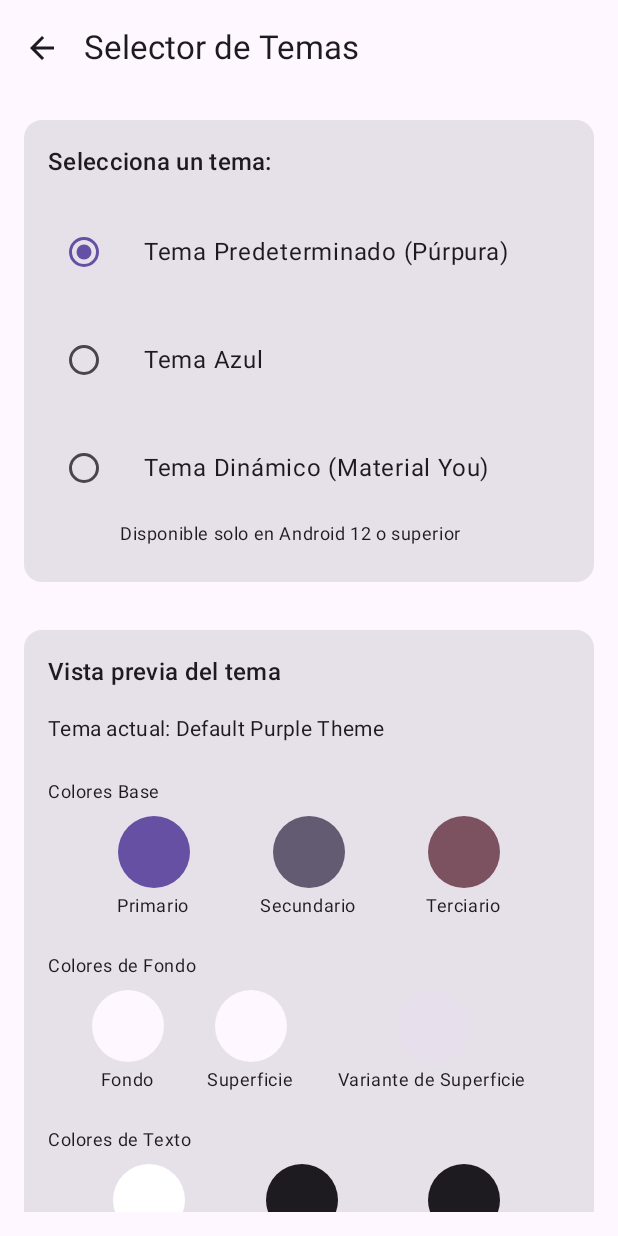
After one commit to antoniolg/Framework-Samples-Compose, an Android app built with Jetpack Compose: the ThemeSelectorScreen screen opened through its navigation route, on a phone screen of 412 x 824 dp. The commit adds this screen. Run offline under Robolectric (Android 15) with nearby library versions, the phone set to English and light mode, and no system bars; pictures from the network do not load.

Commit message:
Themes: Theme selector

```diff
--- a/app/src/main/java/com/antonioleiva/frameworksamples/MainActivity.kt
+++ b/app/src/main/java/com/antonioleiva/frameworksamples/MainActivity.kt
@@ -5,6 +5,7 @@ import androidx.activity.ComponentActivity
 import androidx.activity.compose.setContent
 import androidx.activity.enableEdgeToEdge
 import com.antonioleiva.frameworksamples.ui.navigation.Navigation
+import com.antonioleiva.frameworksamples.ui.theme.AppThemeState
 import com.antonioleiva.frameworksamples.ui.theme.FrameworkSamplesTheme
 
 class MainActivity : ComponentActivity() {
@@ -12,7 +13,7 @@ class MainActivity : ComponentActivity() {
         super.onCreate(savedInstanceState)
         enableEdgeToEdge()
         setContent {
-            FrameworkSamplesTheme {
+            FrameworkSamplesTheme(themeType = AppThemeState.currentTheme) {
                 Navigation()
             }
         }
--- a/app/src/main/java/com/antonioleiva/frameworksamples/model/Topic.kt
+++ b/app/src/main/java/com/antonioleiva/frameworksamples/model/Topic.kt
@@ -8,6 +8,7 @@ import com.antonioleiva.frameworksamples.ui.screens.location.LocationMapsSamples
 import com.antonioleiva.frameworksamples.ui.screens.notifications.NotificationSamplesScreen
 import com.antonioleiva.frameworksamples.ui.screens.persistence.PersistenceSamplesScreen
 import com.antonioleiva.frameworksamples.ui.screens.services.ServiceSamplesScreen
+import com.antonioleiva.frameworksamples.ui.screens.theme.ThemeSamplesScreen
 import com.antonioleiva.frameworksamples.ui.screens.webservices.WebServicesSamplesScreen
 import com.antonioleiva.frameworksamples.ui.screens.workmanager.WorkManagerSamplesScreen
 
@@ -21,5 +22,5 @@ enum class Topic(val stringRes: Int, val destination: Any) {
     WEB_SERVICES(R.string.topic_web_services, WebServicesSamplesScreen),
     FRAGMENTS(R.string.topic_fragments, FragmentsSamplesScreen),
     LOCATION_MAPS(R.string.topic_location_maps, LocationMapsSamplesScreen),
-    STYLES_THEMES(R.string.topic_styles_themes, Unit);
+    STYLES_THEMES(R.string.topic_styles_themes, ThemeSamplesScreen);
 }
--- a/app/src/main/java/com/antonioleiva/frameworksamples/ui/navigation/Navigation.kt
+++ b/app/src/main/java/com/antonioleiva/frameworksamples/ui/navigation/Navigation.kt
@@ -1,21 +1,15 @@
 package com.antonioleiva.frameworksamples.ui.navigation
 
 import android.content.Context
-import android.content.Intent
 import android.widget.Toast
 import androidx.compose.runtime.Composable
-import androidx.navigation.NavHostController
 import androidx.navigation.compose.NavHost
 import androidx.navigation.compose.composable
 import androidx.navigation.compose.rememberNavController
 import com.antonioleiva.frameworksamples.R
-import com.antonioleiva.frameworksamples.fragments.basic.BasicFragmentActivity
-import com.antonioleiva.frameworksamples.model.Sample
 import com.antonioleiva.frameworksamples.model.Topic
+import com.antonioleiva.frameworksamples.ui.navigation.theme.themeNav
 import com.antonioleiva.frameworksamples.ui.screens.HomeScreen
-import com.antonioleiva.frameworksamples.ui.screens.fragments.BasicFragmentSample
-import com.antonioleiva.frameworksamples.ui.screens.fragments.FragmentsSamplesScreen
-import com.antonioleiva.frameworksamples.ui.screens.fragments.NavigationFragmentSample
 
 @Composable
 fun Navigation() {
@@ -46,6 +40,7 @@ fun Navigation() {
         webServicesNav(navController)
         fragmentsNav(navController)
         locationNav(navController)
+        themeNav(navController)
     }
 }
 
--- /dev/null
+++ b/app/src/main/java/com/antonioleiva/frameworksamples/ui/navigation/theme/themeNav.kt
@@ -0,0 +1,29 @@
+package com.antonioleiva.frameworksamples.ui.navigation.theme
+
+import androidx.navigation.NavGraphBuilder
+import androidx.navigation.NavHostController
+import androidx.navigation.compose.composable
+import com.antonioleiva.frameworksamples.ui.screens.theme.CustomTypographyShapesScreen
+import com.antonioleiva.frameworksamples.ui.screens.theme.ThemeSamplesScreen
+import com.antonioleiva.frameworksamples.ui.screens.theme.ThemeSelectorScreen
+
+fun NavGraphBuilder.themeNav(navController: NavHostController) {
+    composable<ThemeSamplesScreen> {
+        ThemeSamplesScreen(
+            onSampleClick = { navController.navigate(it.destination) },
+            onBack = { navController.popBackStack() }
+        )
+    }
+
+    composable<ThemeSelectorScreen> {
+        ThemeSelectorScreen(
+            onBack = { navController.popBackStack() }
+        )
+    }
+
+    composable<CustomTypographyShapesScreen> {
+        CustomTypographyShapesScreen(
+            onBack = { navController.popBackStack() }
+        )
+    }
+}
--- /dev/null
+++ b/app/src/main/java/com/antonioleiva/frameworksamples/ui/screens/theme/ThemeSelectorScreen.kt
@@ -0,0 +1,306 @@
+package com.antonioleiva.frameworksamples.ui.screens.theme
+
+import android.content.res.Configuration.UI_MODE_NIGHT_YES
+import androidx.compose.foundation.background
+import androidx.compose.foundation.clickable
+import androidx.compose.foundation.layout.Arrangement
+import androidx.compose.foundation.layout.Box
+import androidx.compose.foundation.layout.Column
+import androidx.compose.foundation.layout.Row
+import androidx.compose.foundation.layout.Spacer
+import androidx.compose.foundation.layout.fillMaxWidth
+import androidx.compose.foundation.layout.height
+import androidx.compose.foundation.layout.padding
+import androidx.compose.foundation.layout.size
+import androidx.compose.foundation.rememberScrollState
+import androidx.compose.foundation.shape.CircleShape
+import androidx.compose.foundation.verticalScroll
+import androidx.compose.material3.Card
+import androidx.compose.material3.MaterialTheme
+import androidx.compose.material3.RadioButton
+import androidx.compose.material3.Surface
+import androidx.compose.material3.Text
+import androidx.compose.runtime.Composable
+import androidx.compose.runtime.getValue
+import androidx.compose.runtime.mutableStateOf
+import androidx.compose.runtime.saveable.rememberSaveable
+import androidx.compose.runtime.setValue
+import androidx.compose.ui.Alignment
+import androidx.compose.ui.Modifier
+import androidx.compose.ui.draw.clip
+import androidx.compose.ui.res.stringResource
+import androidx.compose.ui.tooling.preview.Preview
+import androidx.compose.ui.unit.dp
+import com.antonioleiva.frameworksamples.R
+import com.antonioleiva.frameworksamples.ui.components.Screen
+import com.antonioleiva.frameworksamples.ui.theme.AppThemeState
+import com.antonioleiva.frameworksamples.ui.theme.FrameworkSamplesTheme
+import com.antonioleiva.frameworksamples.ui.theme.ThemeType
+import com.antonioleiva.frameworksamples.ui.theme.currentThemeName
+import kotlinx.serialization.Serializable
+
+@Serializable
+object ThemeSelectorScreen
+
+@Composable
+fun ThemeSelectorScreen(onBack: () -> Unit = {}) {
+    var currentTheme by rememberSaveable { mutableStateOf(AppThemeState.currentTheme) }
+
+    // Update the app-wide theme state whenever the selection changes
+    if (currentTheme != AppThemeState.currentTheme) {
+        AppThemeState.currentTheme = currentTheme
+    }
+
+    Screen(
+        title = stringResource(R.string.theme_selector_title),
+        onBack = onBack
+    ) { modifier ->
+        // Main content column
+        Column(
+            modifier = modifier
+                .fillMaxWidth()
+                .padding(16.dp)
+                .verticalScroll(rememberScrollState())
+        ) {
+            // Theme selector
+            ThemeOptions(
+                currentTheme = currentTheme,
+                onThemeSelected = { currentTheme = it }
+            )
+
+            Spacer(modifier = Modifier.height(32.dp))
+
+            // Theme preview - the card now just shows the current theme's colors
+            ThemePreviewCard()
+        }
+    }
+}
+
+@Composable
+private fun ThemeOptions(
+    currentTheme: ThemeType,
+    onThemeSelected: (ThemeType) -> Unit
+) {
+    Card(
+        modifier = Modifier.fillMaxWidth()
+    ) {
+        Column(
+            modifier = Modifier.padding(16.dp)
+        ) {
+            Text(
+                text = stringResource(R.string.select_theme),
+                style = MaterialTheme.typography.titleMedium
+            )
+
+            Spacer(modifier = Modifier.height(16.dp))
+
+            ThemeType.entries.forEach { themeType ->
+                ThemeOption(
+                    themeType = themeType,
+                    isSelected = themeType == currentTheme,
+                    onSelected = { onThemeSelected(themeType) }
+                )
+
+                if (themeType == ThemeType.Dynamic) {
+                    Text(
+                        text = stringResource(R.string.theme_dynamic_note),
+                        style = MaterialTheme.typography.bodySmall,
+                        modifier = Modifier.padding(start = 48.dp, top = 4.dp, bottom = 8.dp)
+                    )
+                }
+
+                if (themeType != ThemeType.entries.last()) {
+                    Spacer(modifier = Modifier.height(8.dp))
+                }
+            }
+        }
+    }
+}
+
+@Composable
+private fun ThemeOption(
+    themeType: ThemeType,
+    isSelected: Boolean,
+    onSelected: () -> Unit
+) {
+    Row(
+        modifier = Modifier
+            .fillMaxWidth()
+            .clickable { onSelected() }
+            .padding(vertical = 8.dp),
+        verticalAlignment = Alignment.CenterVertically
+    ) {
+        RadioButton(
+            selected = isSelected,
+            onClick = onSelected
+        )
+
+        Text(
+            text = when (themeType) {
+                ThemeType.Default -> stringResource(R.string.theme_default)
+                ThemeType.Blue -> stringResource(R.string.theme_blue)
+                ThemeType.Dynamic -> stringResource(R.string.theme_dynamic)
+            },
+            style = MaterialTheme.typography.bodyLarge,
+            modifier = Modifier.padding(start = 16.dp)
+        )
+    }
+}
+
+@Composable
+private fun ThemePreviewCard() {
+    Card(
+        modifier = Modifier.fillMaxWidth()
+    ) {
+        Column(
+            modifier = Modifier.padding(16.dp)
+        ) {
+            Text(
+                text = stringResource(R.string.theme_preview),
+                style = MaterialTheme.typography.titleMedium
+            )
+
+            Spacer(modifier = Modifier.height(16.dp))
+
+            Text(
+                text = stringResource(R.string.current_theme, currentThemeName()),
+                style = MaterialTheme.typography.bodyMedium
+            )
+
+            Spacer(modifier = Modifier.height(24.dp))
+
+            // Primary color row
+            Text(
+                text = stringResource(R.string.theme_base_colors),
+                style = MaterialTheme.typography.bodySmall
+            )
+
+            Spacer(modifier = Modifier.height(8.dp))
+
+            // Main color preview
+            Row(
+                modifier = Modifier.fillMaxWidth(),
+                horizontalArrangement = Arrangement.SpaceEvenly
+            ) {
+                // Primary color
+                ColorPreview(
+                    color = MaterialTheme.colorScheme.primary,
+                    name = stringResource(R.string.primary)
+                )
+
+                // Secondary color
+                ColorPreview(
+                    color = MaterialTheme.colorScheme.secondary,
+                    name = stringResource(R.string.secondary)
+                )
+
+                // Tertiary color
+                ColorPreview(
+                    color = MaterialTheme.colorScheme.tertiary,
+                    name = stringResource(R.string.tertiary)
+                )
+            }
+
+            Spacer(modifier = Modifier.height(24.dp))
+
+            // Background and surface colors
+            Text(
+                text = stringResource(R.string.theme_background_colors),
+                style = MaterialTheme.typography.bodySmall
+            )
+
+            Spacer(modifier = Modifier.height(8.dp))
+
+            Row(
+                modifier = Modifier.fillMaxWidth(),
+                horizontalArrangement = Arrangement.SpaceEvenly
+            ) {
+                // Background color
+                ColorPreview(
+                    color = MaterialTheme.colorScheme.background,
+                    name = stringResource(R.string.background)
+                )
+
+                // Surface color
+                ColorPreview(
+                    color = MaterialTheme.colorScheme.surface,
+                    name = stringResource(R.string.surface)
+                )
+
+                // Surface Variant color
+                ColorPreview(
+                    color = MaterialTheme.colorScheme.surfaceVariant,
+                    name = stringResource(R.string.surface_variant)
+                )
+            }
+
+            Spacer(modifier = Modifier.height(24.dp))
+
+            // "On" colors (text colors)
+            Text(
+                text = stringResource(R.string.theme_text_colors),
+                style = MaterialTheme.typography.bodySmall
+            )
+
+            Spacer(modifier = Modifier.height(8.dp))
+
+            Row(
+                modifier = Modifier.fillMaxWidth(),
+                horizontalArrangement = Arrangement.SpaceEvenly
+            ) {
+                // On Primary color
+                ColorPreview(
+                    color = MaterialTheme.colorScheme.onPrimary,
+                    name = stringResource(R.string.on_primary)
+                )
+
+                // On Background color
+                ColorPreview(
+                    color = MaterialTheme.colorScheme.onBackground,
+                    name = stringResource(R.string.on_background)
+                )
+
+                // On Surface color
+                ColorPreview(
+                    color = MaterialTheme.colorScheme.onSurface,
+                    name = stringResource(R.string.on_surface)
+                )
+            }
+        }
+    }
+}
+
+@Composable
+private fun ColorPreview(
+    color: androidx.compose.ui.graphics.Color,
+    name: String
+) {
+    Column(
+        horizontalAlignment = Alignment.CenterHorizontally
+    ) {
+        Box(
+            modifier = Modifier
+                .size(48.dp)
+                .clip(CircleShape)
+                .background(color)
+        )
+
+        Spacer(modifier = Modifier.height(4.dp))
+
+        Text(
+            text = name,
+            style = MaterialTheme.typography.bodySmall
+        )
+    }
+}
+
+@Preview
+@Preview(uiMode = UI_MODE_NIGHT_YES)
+@Composable
+private fun ThemeSelectorScreenPreview() {
+    FrameworkSamplesTheme {
+        Surface {
+            ThemeSelectorScreen()
+        }
+    }
+}
--- a/app/src/main/res/values/strings.xml
+++ b/app/src/main/res/values/strings.xml
@@ -316,4 +316,31 @@
     <string name="map_error_polyline">Añade al menos 2 marcadores para dibujar una polilínea</string>
     <string name="map_error_polygon">Añade al menos 3 marcadores para dibujar un polígono</string>
     <string name="map_error_circle">Añade al menos 1 marcador para dibujar un círculo</string>
+
+    <!-- Theme Samples -->
+    <string name="theme_examples_title">Temas en Jetpack Compose</string>
+    <string name="theme_examples_description">Ejemplos de cómo usar y personalizar temas en Jetpack Compose</string>
+    <string name="theme_selector_title">Selector de Temas</string>
+    <string name="theme_selector_description">Ejemplo de cómo implementar y cambiar entre diferentes temas en tu aplicación</string>
+    <string name="custom_typography_shapes_title">Tipografía y Formas Personalizadas</string>
+    <string name="custom_typography_shapes_description">Ejemplo de cómo personalizar la tipografía y las formas en el tema de tu aplicación</string>
+    <string name="select_theme">Selecciona un tema:</string>
+    <string name="theme_default">Tema Predeterminado (Púrpura)</string>
+    <string name="theme_blue">Tema Azul</string>
+    <string name="theme_dynamic">Tema Dinámico (Material You)</string>
+    <string name="theme_dynamic_note">Disponible solo en Android 12 o superior</string>
+    <string name="theme_preview">Vista previa del tema</string>
+    <string name="current_theme">Tema actual: %s</string>
+    <string name="theme_base_colors">Colores Base</string>
+    <string name="theme_background_colors">Colores de Fondo</string>
+    <string name="theme_text_colors">Colores de Texto</string>
+    <string name="primary">Primario</string>
+    <string name="secondary">Secundario</string>
+    <string name="tertiary">Terciario</string>
+    <string name="background">Fondo</string>
+    <string name="surface">Superficie</string>
+    <string name="surface_variant">Variante de Superficie</string>
+    <string name="on_primary">Sobre Primario</string>
+    <string name="on_background">Sobre Fondo</string>
+    <string name="on_surface">Sobre Superficie</string>
 </resources>
```
Also changed, not shown: app/src/main/java/com/antonioleiva/frameworksamples/ui/screens/theme/CustomTypographyShapesScreen.kt (added, +30 -0 lines), app/src/main/java/com/antonioleiva/frameworksamples/ui/screens/theme/ThemeSamplesScreen.kt (added, +36 -0 lines), app/src/main/java/com/antonioleiva/frameworksamples/ui/theme/Color.kt (+20 -0 lines), app/src/main/java/com/antonioleiva/frameworksamples/ui/theme/Theme.kt (+69 -5 lines).
